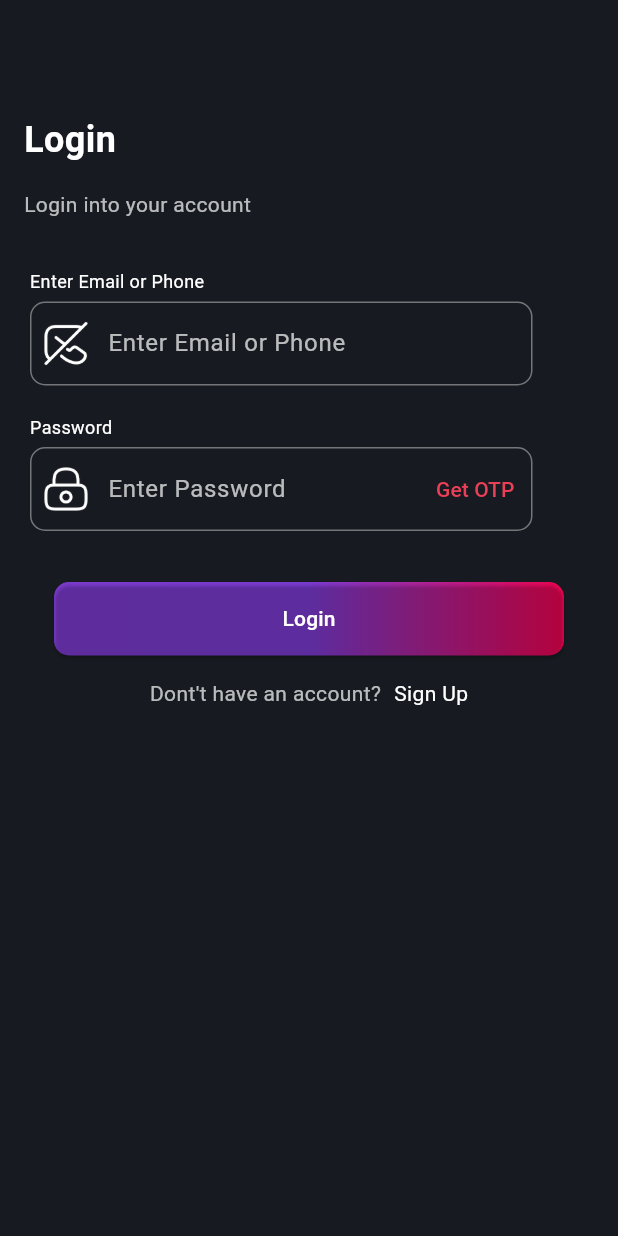
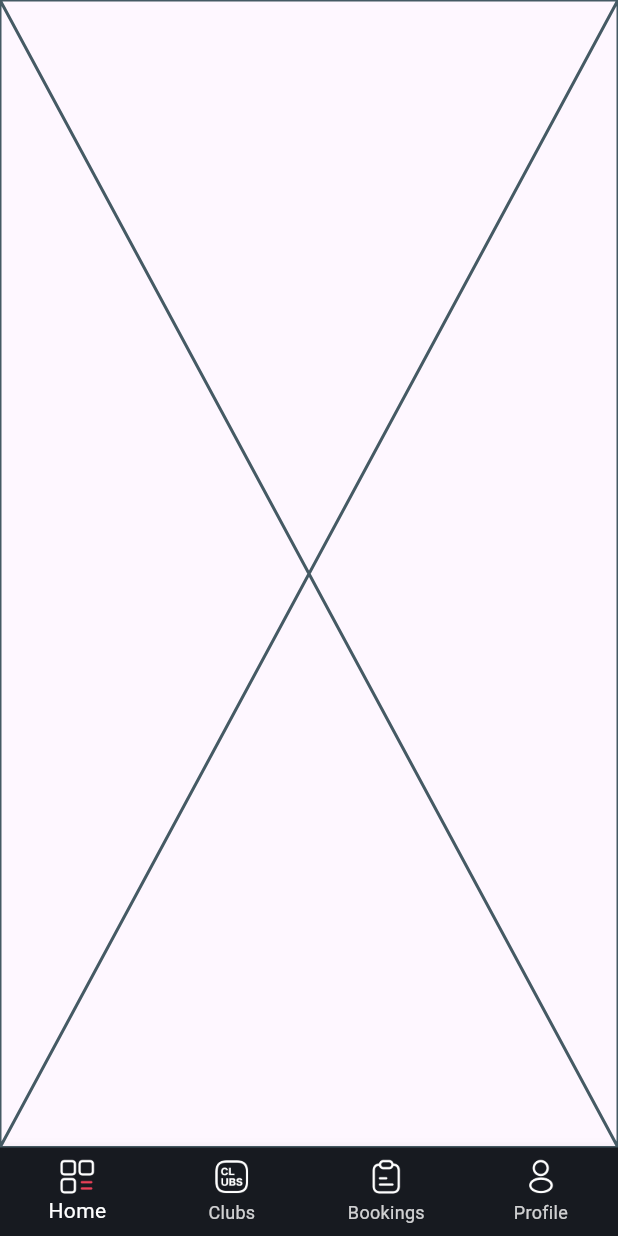
Before and after one commit to fwdAndroid/partymania_users, a Flutter app: the screen it shows after launch, after a tap on "Login", on a phone screen of 412 x 824 dp. Run offline on Flutter 3.47's test engine with Material 2 defaults, Android fonts, the light colour scheme and no system bars; Roboto replaces fonts that are missing (Mulish).

Commit message:
Main Dashboard Ready

```diff
--- a/lib/screens/auth/login_screen.dart
+++ b/lib/screens/auth/login_screen.dart
@@ -1,5 +1,6 @@
 import 'package:flutter/material.dart';
 import 'package:partymania_users/screens/auth/sign_up_account.dart';
+import 'package:partymania_users/screens/main_dashboard.dart';
 import 'package:partymania_users/utils/button.dart';
 import 'package:partymania_users/utils/colors.dart';
 import 'package:partymania_users/utils/controllers.dart';
@@ -120,10 +121,10 @@ class _LoginScreenState extends State<LoginScreen> {
                 child: SaveButton(
                     title: 'Login',
                     onTap: () {
-                      // Navigator.push(
-                      //     context,
-                      //     MaterialPageRoute(
-                      //         builder: (builder) => MainScreen()));
+                      Navigator.push(
+                          context,
+                          MaterialPageRoute(
+                              builder: (builder) => MainScreen()));
                     })),
             const SizedBox(
               height: 15,
--- /dev/null
+++ b/lib/screens/dashboardpages/home_page.dart
@@ -0,0 +1,15 @@
+import 'package:flutter/material.dart';
+
+class HomePage extends StatefulWidget {
+  const HomePage({super.key});
+
+  @override
+  State<HomePage> createState() => _HomePageState();
+}
+
+class _HomePageState extends State<HomePage> {
+  @override
+  Widget build(BuildContext context) {
+    return const Placeholder();
+  }
+}
--- /dev/null
+++ b/lib/screens/main_dashboard.dart
@@ -0,0 +1,75 @@
+import 'package:flutter/material.dart';
+import 'package:partymania_users/screens/dashboardpages/booking_page.dart';
+import 'package:partymania_users/screens/dashboardpages/club_page.dart';
+import 'package:partymania_users/screens/dashboardpages/home_page.dart';
+import 'package:partymania_users/screens/dashboardpages/profile_page.dart';
+import 'package:partymania_users/utils/colors.dart';
+
+class MainScreen extends StatefulWidget {
+  @override
+  _MainScreenState createState() => _MainScreenState();
+}
+
+class _MainScreenState extends State<MainScreen> {
+  int _currentIndex = 0;
+
+  final List<Widget> _screens = [
+    HomePage(), // Replace with your screen widgets
+    ClubPage(),
+    BookingPage(),
+    ProfilePage()
+  ];
+
+  @override
+  Widget build(BuildContext context) {
+    return Scaffold(
+      body: _screens[_currentIndex],
+      bottomNavigationBar: BottomNavigationBar(
+        type: BottomNavigationBarType.fixed,
+        currentIndex: _currentIndex,
+        onTap: (index) {
+          setState(() {
+            _currentIndex = index;
+          });
+        },
+        items: [
+          BottomNavigationBarItem(
+            icon: Image.asset(
+              _currentIndex == 0 ? 'assets/homeblue.png' : 'assets/home.png',
+              height: 25,
+            ),
+            label: 'Home',
+          ),
+          BottomNavigationBarItem(
+            icon: Image.asset(
+              _currentIndex == 1 ? 'assets/code.png' : 'assets/clubnocolor.png',
+              height: 25,
+            ),
+            label: 'Clubs',
+          ),
+          BottomNavigationBarItem(
+            label: "Bookings",
+            icon: Image.asset(
+              _currentIndex == 2 ? 'assets/note.png' : 'assets/note_1.png',
+              height: 25,
+            ),
+          ),
+          BottomNavigationBarItem(
+            label: "Profile",
+            icon: Image.asset(
+              _currentIndex == 3 ? 'assets/profile_color.png' : 'assets/p.png',
+              height: 25,
+            ),
+          ),
+        ],
+        unselectedLabelStyle: TextStyle(color: textColor.withOpacity(.8)),
+        selectedLabelStyle: TextStyle(color: textColor),
+        backgroundColor:
+            backgroundColor, // Set your desired background color here
+        selectedItemColor: textColor, // Set the color for selected item
+        unselectedItemColor:
+            textColor.withOpacity(.8), // Set the color for unselected items
+      ),
+    );
+  }
+}
```
Also changed, not shown: lib/screens/auth/sign_up_account.dart (+4 -4 lines), lib/screens/dashboardpages/booking_page.dart (added, +15 -0 lines), lib/screens/dashboardpages/club_page.dart (added, +15 -0 lines), lib/screens/dashboardpages/profile_page.dart (added, +15 -0 lines), assets/clubnocolor.png (added), assets/code.png (added), assets/note.png (added), assets/note_1.png (added).
